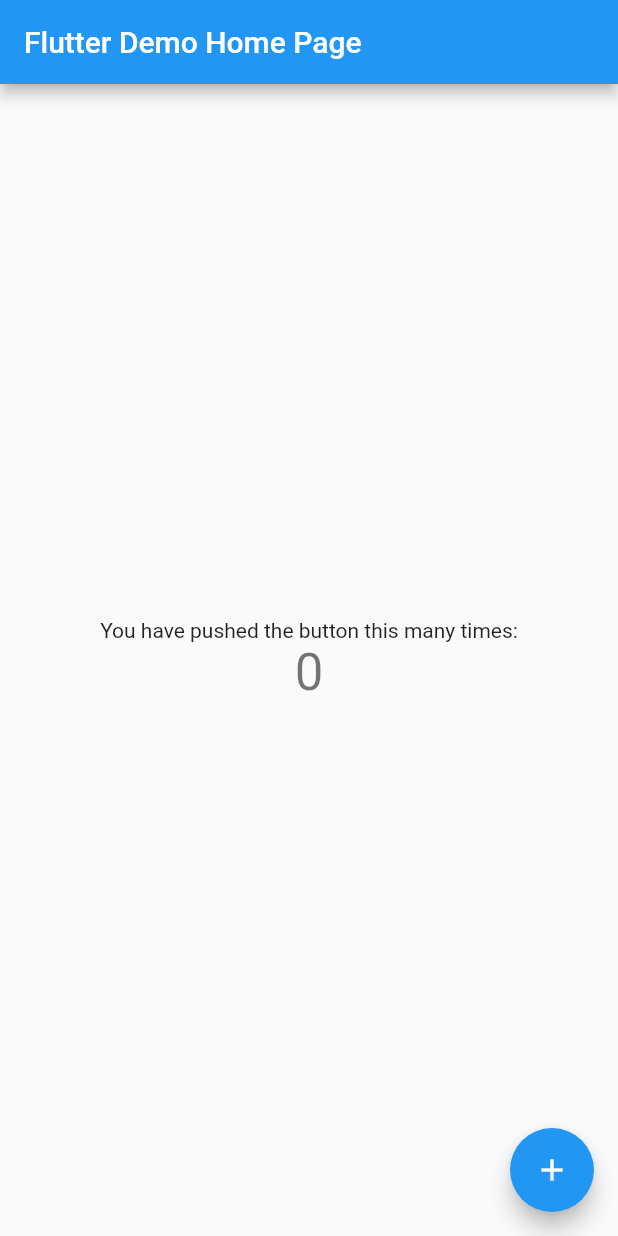
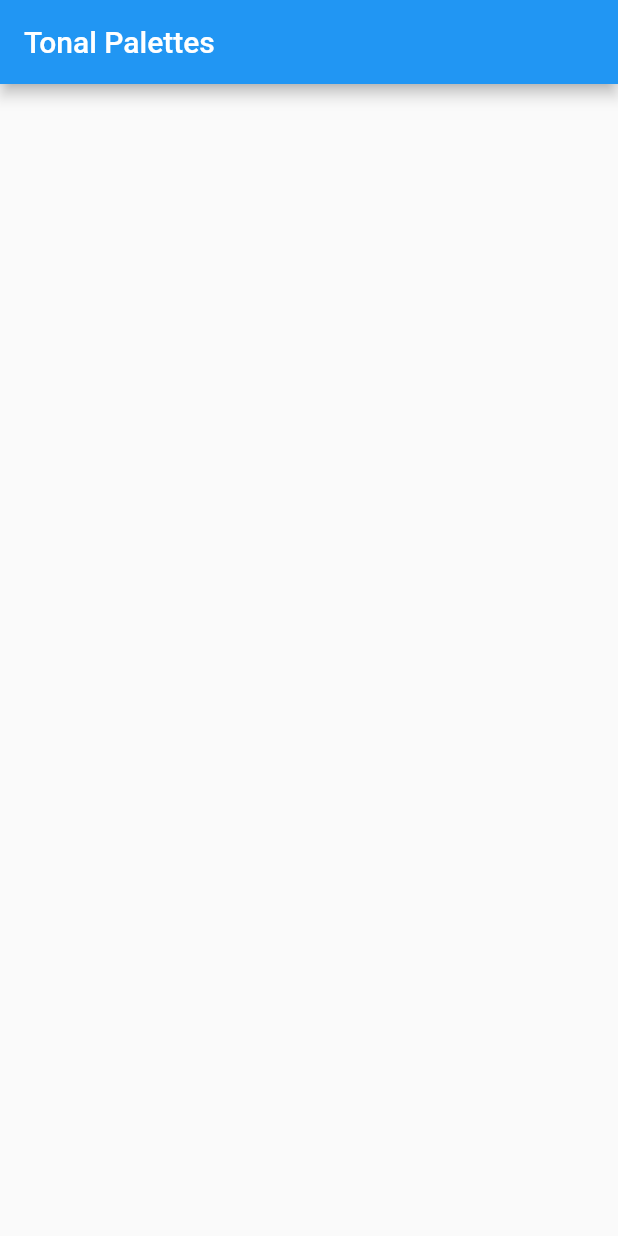
Before and after one commit to susatthi/flutter-material-color-system, a Flutter app: the screen it shows after launch, on a phone screen of 412 x 824 dp. Run offline on Flutter 3.47's test engine with Material 2 defaults, Android fonts, the phone set to English and light mode, and no system bars.

Commit message:
🚀 feat: 基本実装

```diff
--- /dev/null
+++ b/lib/app.dart
@@ -0,0 +1,19 @@
+import 'package:flutter/material.dart';
+
+import 'page/home_page.dart';
+
+class App extends StatelessWidget {
+  const App({super.key});
+
+  @override
+  Widget build(BuildContext context) {
+    return MaterialApp(
+      title: 'Flutter Material Color Tonal Palettes',
+      theme: ThemeData(
+        primarySwatch: Colors.blue,
+      ),
+      debugShowCheckedModeBanner: false,
+      home: const HomePage(),
+    );
+  }
+}
--- a/lib/main.dart
+++ b/lib/main.dart
@@ -1,67 +1,7 @@
 import 'package:flutter/material.dart';
 
+import 'app.dart';
+
 void main() {
-  runApp(const MyApp());
+  runApp(const App());
 }
-
-class MyApp extends StatelessWidget {
-  const MyApp({super.key});
-
-  @override
-  Widget build(BuildContext context) {
-    return MaterialApp(
-      title: 'Flutter Demo',
-      theme: ThemeData(
-        primarySwatch: Colors.blue,
-      ),
-      home: const MyHomePage(title: 'Flutter Demo Home Page'),
-    );
-  }
-}
-
-class MyHomePage extends StatefulWidget {
-  const MyHomePage({super.key, required this.title});
-
-  final String title;
-
-  @override
-  State<MyHomePage> createState() => _MyHomePageState();
-}
-
-class _MyHomePageState extends State<MyHomePage> {
-  int _counter = 0;
-
-  void _incrementCounter() {
-    setState(() {
-      _counter++;
-    });
-  }
-
-  @override
-  Widget build(BuildContext context) {
-    return Scaffold(
-      appBar: AppBar(
-        title: Text(widget.title),
-      ),
-      body: Center(
-        child: Column(
-          mainAxisAlignment: MainAxisAlignment.center,
-          children: <Widget>[
-            const Text(
-              'You have pushed the button this many times:',
-            ),
-            Text(
-              '$_counter',
-              style: Theme.of(context).textTheme.headlineMedium,
-            ),
-          ],
-        ),
-      ),
-      floatingActionButton: FloatingActionButton(
-        onPressed: _incrementCounter,
-        tooltip: 'Increment',
-        child: const Icon(Icons.add),
-      ),
-    );
-  }
-}
--- /dev/null
+++ b/lib/page/home_page.dart
@@ -0,0 +1,19 @@
+import 'package:flutter/material.dart';
+
+class HomePage extends StatelessWidget {
+  const HomePage({super.key});
+
+  @override
+  Widget build(BuildContext context) {
+    return Scaffold(
+      appBar: AppBar(
+        title: const Text('Tonal Palettes'),
+      ),
+      body: Center(
+        child: Column(
+          mainAxisAlignment: MainAxisAlignment.center,
+        ),
+      ),
+    );
+  }
+}
```
